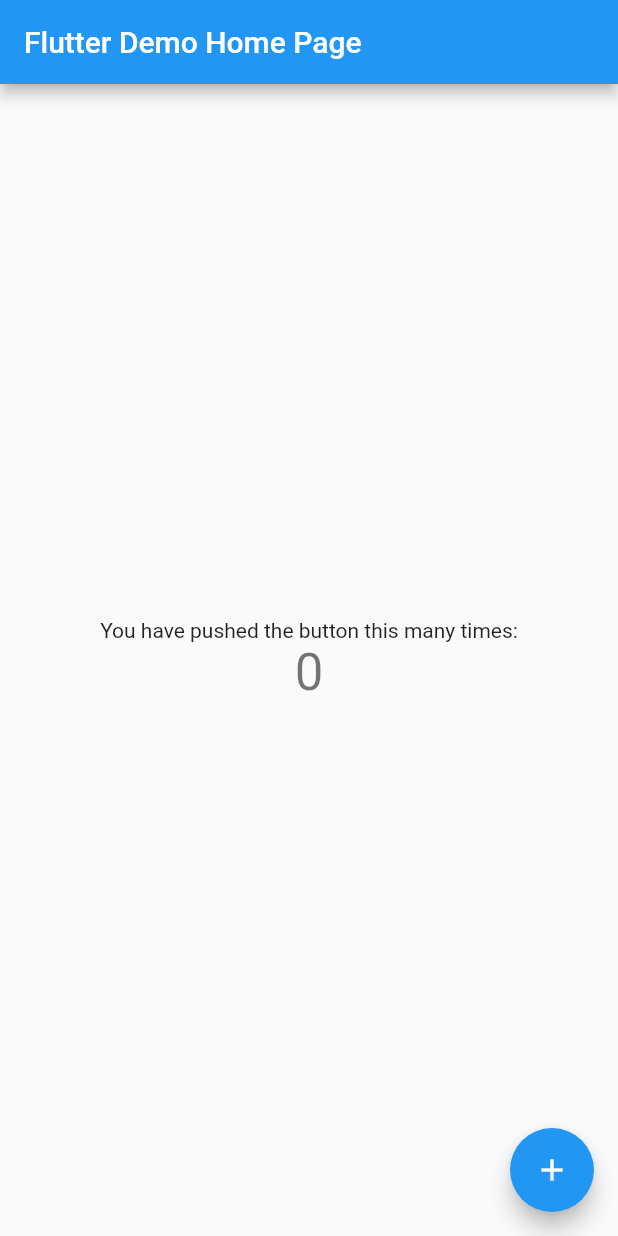
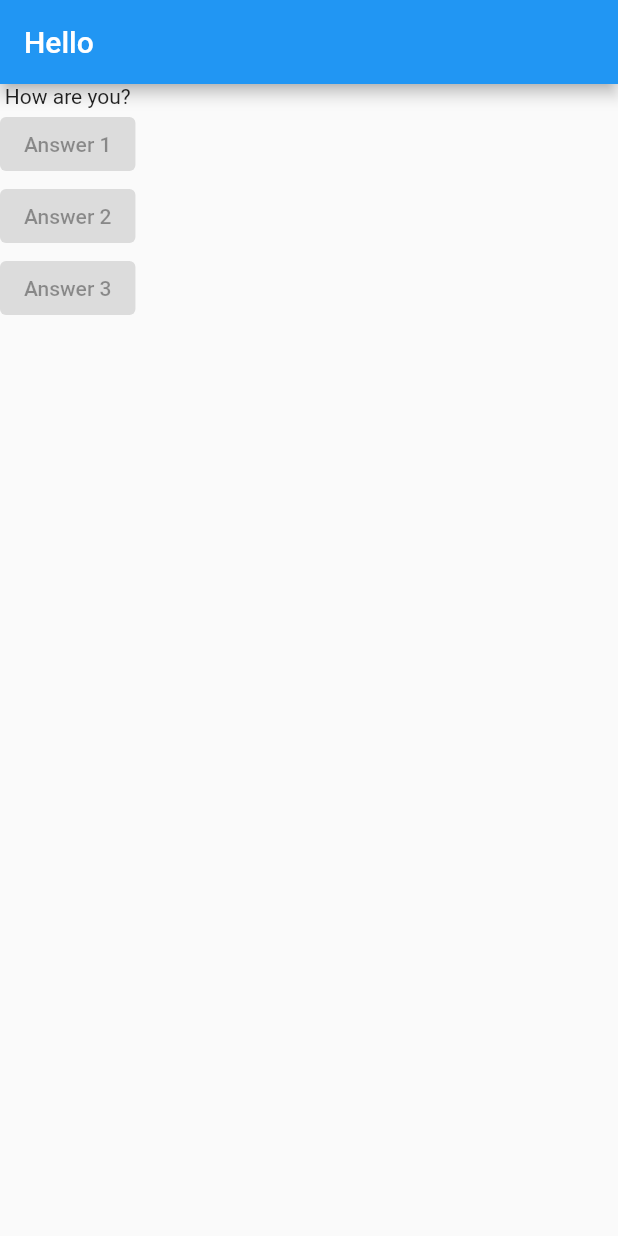
Before and after one commit to Ashisoma/flutter_demo, a Flutter app: the screen it shows after launch, on a phone screen of 412 x 824 dp. Run offline on Flutter 3.47's test engine with Material 2 defaults, Android fonts, the phone set to English and light mode, and no system bars.

Commit message:
building a basic quiz app in flutter

```diff
--- a/lib/main.dart
+++ b/lib/main.dart
@@ -1,115 +1,36 @@
 import 'package:flutter/material.dart';
 
-void main() {
+void main(List<String> args) {
   runApp(const MyApp());
 }
 
 class MyApp extends StatelessWidget {
   const MyApp({super.key});
 
-  // This widget is the root of your application.
   @override
   Widget build(BuildContext context) {
-    return MaterialApp(
-      title: 'Flutter Demo',
-      theme: ThemeData(
-        // This is the theme of your application.
-        //
-        // Try running your application with "flutter run". You'll see the
-        // application has a blue toolbar. Then, without quitting the app, try
-        // changing the primarySwatch below to Colors.green and then invoke
-        // "hot reload" (press "r" in the console where you ran "flutter run",
-        // or simply save your changes to "hot reload" in a Flutter IDE).
-        // Notice that the counter didn't reset back to zero; the application
-        // is not restarted.
-        primarySwatch: Colors.blue,
-      ),
-      home: const MyHomePage(title: 'Flutter Demo Home Page'),
+    return const MaterialApp(
+      home: MyHomepage(),
     );
   }
 }
 
-class MyHomePage extends StatefulWidget {
-  const MyHomePage({super.key, required this.title});
-
-  // This widget is the home page of your application. It is stateful, meaning
-  // that it has a State object (defined below) that contains fields that affect
-  // how it looks.
-
-  // This class is the configuration for the state. It holds the values (in this
-  // case the title) provided by the parent (in this case the App widget) and
-  // used by the build method of the State. Fields in a Widget subclass are
-  // always marked "final".
-
-  final String title;
-
-  @override
-  State<MyHomePage> createState() => _MyHomePageState();
-}
-
-class _MyHomePageState extends State<MyHomePage> {
-  int _counter = 0;
-
-  void _incrementCounter() {
-    setState(() {
-      // This call to setState tells the Flutter framework that something has
-      // changed in this State, which causes it to rerun the build method below
-      // so that the display can reflect the updated values. If we changed
-      // _counter without calling setState(), then the build method would not be
-      // called again, and so nothing would appear to happen.
-      _counter++;
-    });
-  }
+class MyHomepage extends StatelessWidget {
+  const MyHomepage({super.key});
 
   @override
   Widget build(BuildContext context) {
-    // This method is rerun every time setState is called, for instance as done
-    // by the _incrementCounter method above.
-    //
-    // The Flutter framework has been optimized to make rerunning build methods
-    // fast, so that you can just rebuild anything that needs updating rather
-    // than having to individually change instances of widgets.
+    // ignore: unused_local_variable
+    var questions = ["How are you?", "Who are you", "The third question"];
     return Scaffold(
-      appBar: AppBar(
-        // Here we take the value from the MyHomePage object that was created by
-        // the App.build method, and use it to set our appbar title.
-        title: Text(widget.title),
-      ),
-      body: Center(
-        // Center is a layout widget. It takes a single child and positions it
-        // in the middle of the parent.
-        child: Column(
-          // Column is also a layout widget. It takes a list of children and
-          // arranges them vertically. By default, it sizes itself to fit its
-          // children horizontally, and tries to be as tall as its parent.
-          //
-          // Invoke "debug painting" (press "p" in the console, choose the
-          // "Toggle Debug Paint" action from the Flutter Inspector in Android
-          // Studio, or the "Toggle Debug Paint" command in Visual Studio Code)
-          // to see the wireframe for each widget.
-          //
-          // Column has various properties to control how it sizes itself and
-          // how it positions its children. Here we use mainAxisAlignment to
-          // center the children vertically; the main axis here is the vertical
-          // axis because Columns are vertical (the cross axis would be
-          // horizontal).
-          mainAxisAlignment: MainAxisAlignment.center,
+        appBar: AppBar(title: const Text("Hello")),
+        body: Column(
           children: <Widget>[
-            const Text(
-              'You have pushed the button this many times:',
-            ),
-            Text(
-              '$_counter',
-              style: Theme.of(context).textTheme.headline4,
-            ),
+            Text(questions[0]),
+            const ElevatedButton(onPressed: null, child: Text("Answer 1")),
+            const ElevatedButton(onPressed: null, child: Text("Answer 2")),
+            const ElevatedButton(onPressed: null, child: Text("Answer 3")),
           ],
-        ),
-      ),
-      floatingActionButton: FloatingActionButton(
-        onPressed: _incrementCounter,
-        tooltip: 'Increment',
-        child: const Icon(Icons.add),
-      ), // This trailing comma makes auto-formatting nicer for build methods.
-    );
+        ));
   }
 }
```
